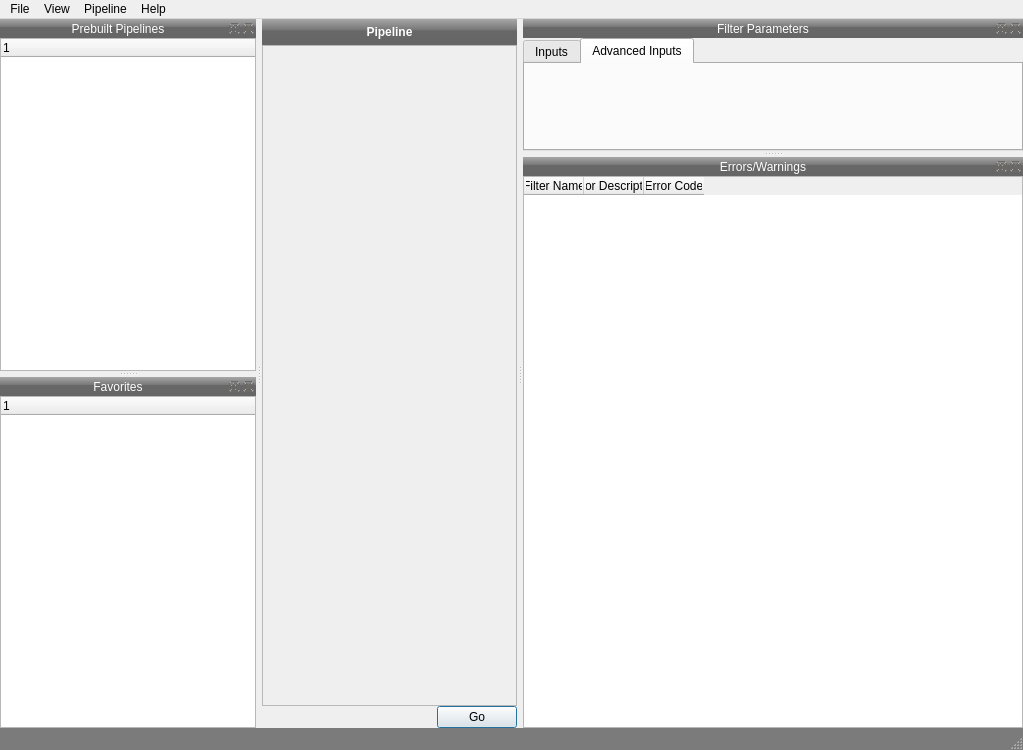
BlueQuartzSoftware/DREAM3D, file Source/Applications/DREAM3D/UI_Files/DREAM3D_UI.ui: the form before one commit.
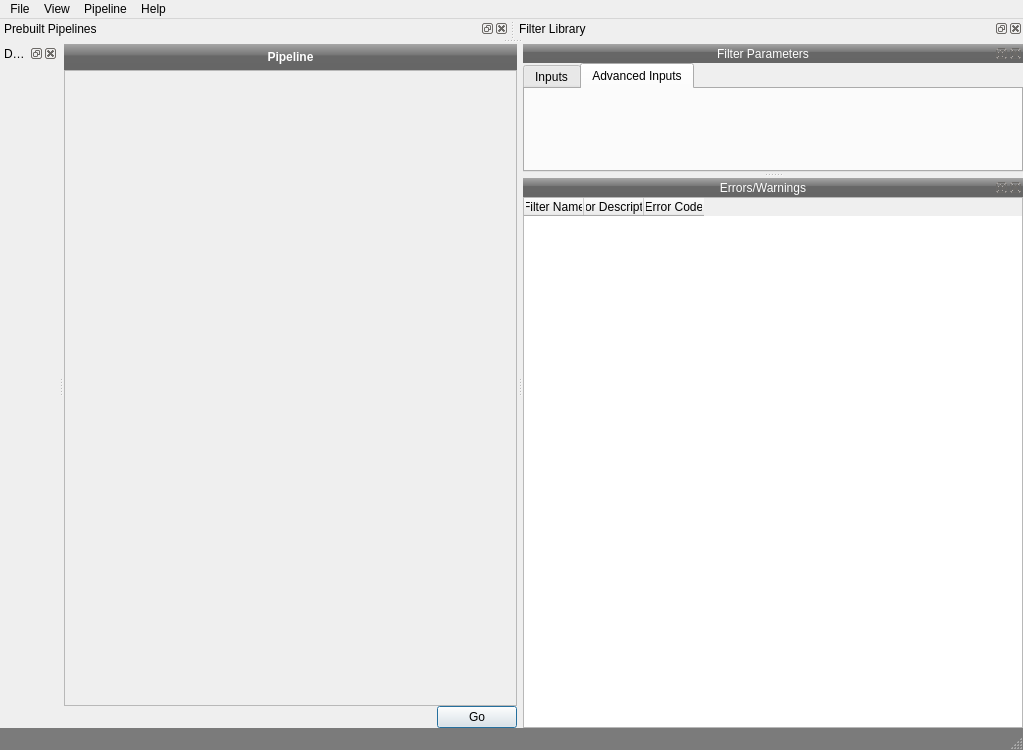
The form after the commit. Custom widgets are drawn as their Qt base class.

Commit message: Continued work on the new Version 5 DREAM3D Gui.

What changed in the file:
```diff
--- a/Source/Applications/DREAM3D/UI_Files/DREAM3D_UI.ui
+++ b/Source/Applications/DREAM3D/UI_Files/DREAM3D_UI.ui
@@ -84,8 +84,8 @@
         <rect>
          <x>0</x>
          <y>0</y>
-         <width>263</width>
-         <height>656</height>
+         <width>433</width>
+         <height>630</height>
         </rect>
        </property>
       </widget>
@@ -178,93 +178,13 @@
    <addaction name="menuHelp"/>
   </widget>
   <widget class="QStatusBar" name="statusbar"/>
-  <widget class="QDockWidget" name="dockWidget_2">
-   <property name="minimumSize">
-    <size>
-     <width>200</width>
-     <height>104</height>
-    </size>
-   </property>
-   <property name="styleSheet">
-    <string notr="true">QDockWidget
-{
-color: white;
-}
-
-QDockWidget::title 
-{
-background-color: qlineargradient(spread:pad, x1:0, y1:0, x2:0, y2:1, stop:0 rgba(93, 93, 93, 255), stop:0.00985222 rgba(166, 166, 166, 255), stop:0.433498 rgba(117, 117, 117, 255), stop:0.448276 rgba(103, 103, 103, 255), stop:0.985222 rgba(102, 102, 102, 255), stop:1 rgba(69, 69, 69, 255));
-text-align: center;
-padding-left: 5px;
-}
-</string>
-   </property>
+  <widget class="QDream3DDocumentsDockWidget" name="documentsDockWidget">
    <property name="windowTitle">
-    <string>Prebuilt Pipelines</string>
+    <string>DREAM3D Favorite Pipelines</string>
    </property>
    <attribute name="dockWidgetArea">
     <number>1</number>
    </attribute>
-   <widget class="QWidget" name="dockWidgetContents_2">
-    <layout class="QGridLayout" name="gridLayout_2">
-     <property name="margin">
-      <number>0</number>
-     </property>
-     <item row="0" column="0">
-      <widget class="QTreeWidget" name="treeWidget">
-       <column>
-        <property name="text">
-         <string notr="true">1</string>
-        </property>
-       </column>
-      </widget>
-     </item>
-    </layout>
-   </widget>
-  </widget>
-  <widget class="QDockWidget" name="dockWidget_3">
-   <property name="minimumSize">
-    <size>
-     <width>200</width>
-     <height>109</height>
-    </size>
-   </property>
-   <property name="styleSheet">
-    <string notr="true">QDockWidget
-{
-color: white;
-}
-
-QDockWidget::title 
-{
-background-color: qlineargradient(spread:pad, x1:0, y1:0, x2:0, y2:1, stop:0 rgba(93, 93, 93, 255), stop:0.00985222 rgba(166, 166, 166, 255), stop:0.433498 rgba(117, 117, 117, 255), stop:0.448276 rgba(103, 103, 103, 255), stop:0.985222 rgba(102, 102, 102, 255), stop:1 rgba(69, 69, 69, 255));
-text-align: center;
-padding-left: 5px;
-}
-</string>
-   </property>
-   <property name="windowTitle">
-    <string>Favorites</string>
-   </property>
-   <attribute name="dockWidgetArea">
-    <number>1</number>
-   </attribute>
-   <widget class="QWidget" name="dockWidgetContents_3">
-    <layout class="QGridLayout" name="gridLayout_3">
-     <property name="margin">
-      <number>0</number>
-     </property>
-     <item row="0" column="0">
-      <widget class="QTreeWidget" name="treeWidget_2">
-       <column>
-        <property name="text">
-         <string notr="true">1</string>
-        </property>
-       </column>
-      </widget>
-     </item>
-    </layout>
-   </widget>
   </widget>
   <widget class="QDockWidget" name="dockWidget_4">
    <property name="styleSheet">
@@ -411,6 +331,22 @@
     </layout>
    </widget>
   </widget>
+  <widget class="QPrebuiltPipelinesDockWidget" name="prebuiltPipelinesDockWidget">
+   <property name="windowTitle">
+    <string>Prebuilt Pipelines</string>
+   </property>
+   <attribute name="dockWidgetArea">
+    <number>4</number>
+   </attribute>
+  </widget>
+  <widget class="QFilterLibraryDockWidget" name="filterLibraryDockWidget">
+   <property name="windowTitle">
+    <string>Filter Library</string>
+   </property>
+   <attribute name="dockWidgetArea">
+    <number>4</number>
+   </attribute>
+  </widget>
   <action name="actionShow_Filter_Library">
    <property name="text">
     <string>Show Filter Library</string>
@@ -479,6 +415,24 @@
    <header location="global">PipelineViewWidget.h</header>
    <container>1</container>
   </customwidget>
+  <customwidget>
+   <class>QPrebuiltPipelinesDockWidget</class>
+   <extends>QDockWidget</extends>
+   <header location="global">QPrebuiltPipelinesDockWidget.h</header>
+   <container>1</container>
+  </customwidget>
+  <customwidget>
+   <class>QFilterLibraryDockWidget</class>
+   <extends>QDockWidget</extends>
+   <header location="global">QFilterLibraryDockWidget.h</header>
+   <container>1</container>
+  </customwidget>
+  <customwidget>
+   <class>QDream3DDocumentsDockWidget</class>
+   <extends>QDockWidget</extends>
+   <header location="global">QDream3DDocumentsDockWidget.h</header>
+   <container>1</container>
+  </customwidget>
  </customwidgets>
  <resources/>
  <connections/>
```
The commit also changes 16 other files.
